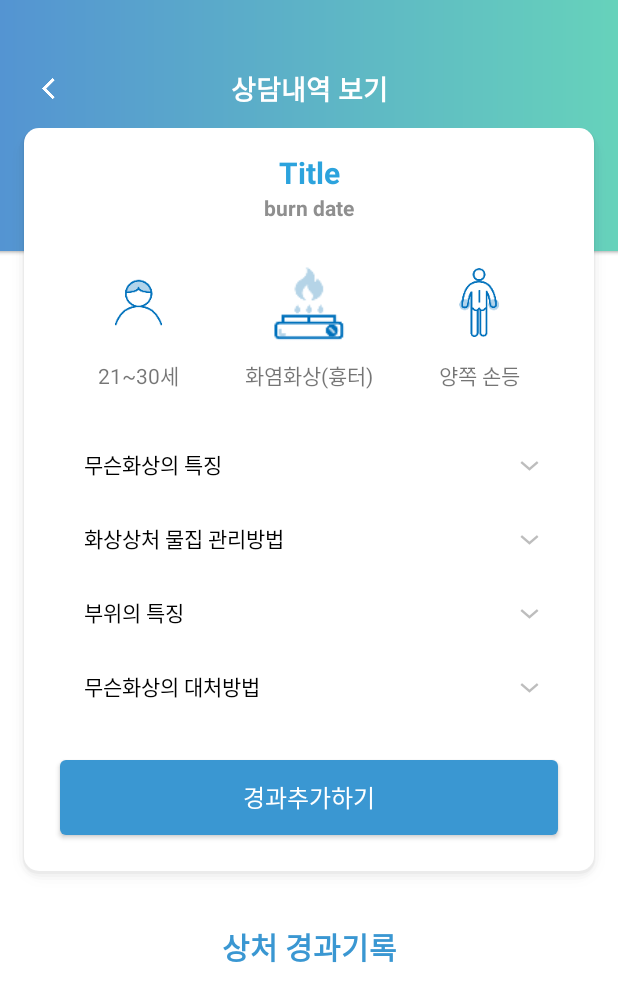
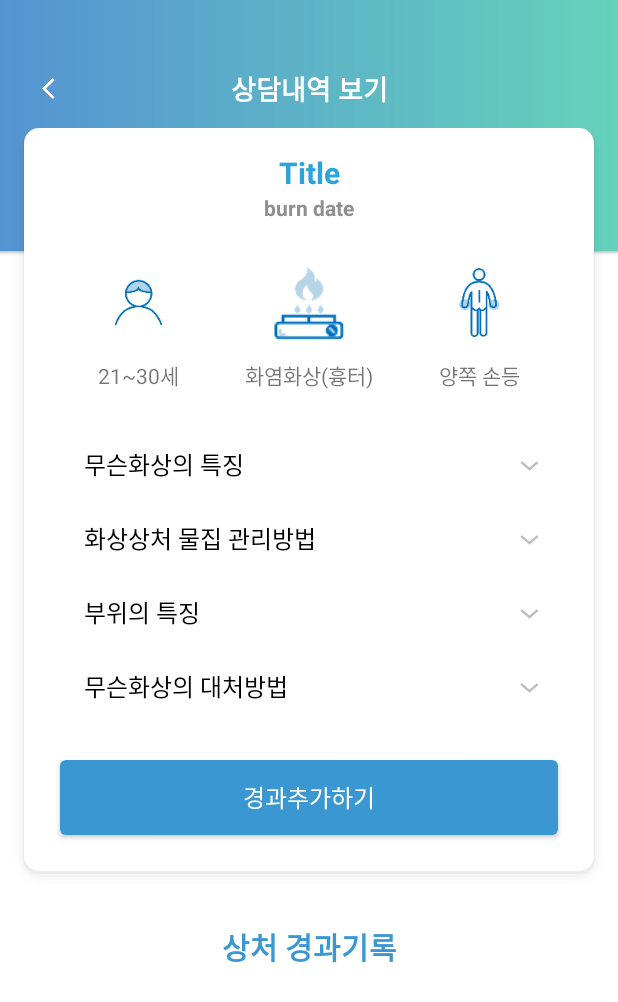
Before and after one commit to min92822/WPiasApp1, an Android app: the MyQuestionDetailActivity screen opened directly, with no data from a screen before it, on a phone screen of 412 x 824 dp. Shown: the top 1002 px of the screen. Run offline under Robolectric (Android 15) with nearby library versions, the light colour scheme and no system bars; 6 statements that could not run were skipped.

Commit message:
위피아스♪

```diff
--- a/app/src/main/java/fineinsight/app/service/wpias/RootActivity.kt
+++ b/app/src/main/java/fineinsight/app/service/wpias/RootActivity.kt
@@ -1,18 +1,24 @@
 package fineinsight.app.service.wpias
 
+import android.R.color
+import android.app.Activity
 import android.app.Dialog
+import android.app.StatusBarManager
 import android.content.Context
 import android.graphics.Color
 import android.graphics.drawable.ColorDrawable
 import android.os.Build
 import android.os.Bundle
 import android.view.View
+import android.view.ViewGroup
 import android.view.Window
 import android.view.WindowManager
+import android.widget.LinearLayout
 import android.widget.ProgressBar
 import androidx.appcompat.app.AppCompatActivity
 import androidx.constraintlayout.widget.ConstraintLayout
 import kotlinx.android.synthetic.main.custom_alert.*
+
 
 open class RootActivity : AppCompatActivity() {
 
@@ -24,10 +30,24 @@ open class RootActivity : AppCompatActivity() {
 
     // 투명 상태바
     fun SetTransparentBar(){
-        window.decorView.systemUiVisibility = View.SYSTEM_UI_FLAG_LAYOUT_STABLE
-        window.setFlags(WindowManager.LayoutParams.FLAG_LAYOUT_NO_LIMITS, WindowManager.LayoutParams.FLAG_LAYOUT_NO_LIMITS)
-        window.addFlags(WindowManager.LayoutParams.FLAG_DRAWS_SYSTEM_BAR_BACKGROUNDS)
-        window.clearFlags(WindowManager.LayoutParams.FLAG_TRANSLUCENT_STATUS)
+
+        if (Build.VERSION.SDK_INT < Build.VERSION_CODES.KITKAT) {
+            return
+        }
+
+        if (Build.VERSION.SDK_INT >= Build.VERSION_CODES.LOLLIPOP) {
+            window.decorView.systemUiVisibility = View.SYSTEM_UI_FLAG_LAYOUT_FULLSCREEN
+            window.addFlags(WindowManager.LayoutParams.FLAG_DRAWS_SYSTEM_BAR_BACKGROUNDS)
+            window.clearFlags(WindowManager.LayoutParams.FLAG_TRANSLUCENT_STATUS)
+        } else if (Build.VERSION.SDK_INT >= Build.VERSION_CODES.KITKAT) {
+            window.addFlags(WindowManager.LayoutParams.FLAG_TRANSLUCENT_STATUS)
+        }
+
+        // 하단 네비게이션 바까지 투명해짐
+//        window.decorView.systemUiVisibility = View.SYSTEM_UI_FLAG_LAYOUT_STABLE
+//        window.setFlags(WindowManager.LayoutParams.FLAG_LAYOUT_NO_LIMITS, WindowManager.LayoutParams.FLAG_LAYOUT_NO_LIMITS)
+//        window.addFlags(WindowManager.LayoutParams.FLAG_DRAWS_SYSTEM_BAR_BACKGROUNDS)
+//        window.clearFlags(WindowManager.LayoutParams.FLAG_TRANSLUCENT_STATUS)
     }
 
     // 반투명 상태바
--- a/app/src/main/java/fineinsight/app/service/wpias/adapters/MyQuestionAdapter.kt
+++ b/app/src/main/java/fineinsight/app/service/wpias/adapters/MyQuestionAdapter.kt
@@ -43,7 +43,7 @@ class MyQuestionAdapter(var arr:ArrayList<QuestionInfo>, var activity: Activity)
 
         holder.wrapper.setOnClickListener {
 
-            activity.startActivity(Intent(activity, MyQuestionDetailActivity::class.java).setFlags(Intent.FLAG_ACTIVITY_SINGLE_TOP))
+            activity.startActivity(Intent(activity, MyQuestionDetailActivity::class.java).putExtra("myQuestion", arr[position]).setFlags(Intent.FLAG_ACTIVITY_SINGLE_TOP))
 
         }
 
--- a/app/src/main/java/fineinsight/app/service/wpias/dataClass/QuestionInfo.kt
+++ b/app/src/main/java/fineinsight/app/service/wpias/dataClass/QuestionInfo.kt
@@ -2,6 +2,7 @@ package fineinsight.app.service.wpias.dataClass
 
 import com.google.gson.annotations.Expose
 import com.google.gson.annotations.SerializedName
+import java.io.Serializable
 
 data class QuestionInfo (@SerializedName("QKEY") @Expose var qkey : String,
                          @SerializedName("TITLE") @Expose var title : String,
@@ -23,7 +24,7 @@ data class QuestionInfo (@SerializedName("QKEY") @Expose var qkey : String,
                          @SerializedName("IMAGEURL1") @Expose var imageurl1 : String,
                          @SerializedName("IMAGEURL2") @Expose var imageurl2 : String,
                          @SerializedName("CONTENTS") @Expose var contents : String,
-                         @SerializedName("DETAILNM") @Expose var detailnm : String)
+                         @SerializedName("DETAILNM") @Expose var detailnm : String) : Serializable
 
 /*
     QKEY		질문 KEY
--- a/app/src/main/java/fineinsight/app/service/wpias/restApi/ApiInterface.kt
+++ b/app/src/main/java/fineinsight/app/service/wpias/restApi/ApiInterface.kt
@@ -1,5 +1,6 @@
 package fineinsight.app.service.wpias.restApi
 
+import fineinsight.app.service.wpias.dataClass.MycaseInfo
 import fineinsight.app.service.wpias.dataClass.QuestionInfo
 import fineinsight.app.service.wpias.dataClass.UserInfo
 import retrofit2.Call
@@ -9,17 +10,20 @@ import retrofit2.http.POST
 
 interface ApiInterface {
 
+    // 회원정보조회
     @POST("https://wpias.azurewebsites.net/SELECT_USER")
     @FormUrlEncoded
     fun select_user(@FieldMap sql : Map<String, String>) : Call<ArrayList<UserInfo>>
 
+    // 사용자 질문조회
     @POST("https://wpias.azurewebsites.net/SELECT_MYQUESTION")
     @FormUrlEncoded
     fun select_myquestion(@FieldMap sql : Map<String, String>) : Call<ArrayList<QuestionInfo>>
 
+    // 사용자 질문케이스조회
     @POST("https://wpias.azurewebsites.net/SELECT_MYCASE")
     @FormUrlEncoded
-    fun select_mycase(@FieldMap sql : Map<String, String>) : Call<ArrayList<QuestionInfo>>
+    fun select_mycase(@FieldMap sql : Map<String, String>) : Call<ArrayList<MycaseInfo>>
 
 
 }
--- a/app/src/main/res/layout/activity_my_question_detail.xml
+++ b/app/src/main/res/layout/activity_my_question_detail.xml
@@ -190,6 +190,7 @@
                             android:dividerHeight="0dp"
                             android:layoutDirection="rtl"
                             android:listSelector="@android:color/transparent"
+                            android:scrollbars="none"
                             app:layout_constraintBottom_toBottomOf="parent"
                             app:layout_constraintTop_toTopOf="parent" />
 
--- a/app/src/main/res/layout/list_my_question_detail_group.xml
+++ b/app/src/main/res/layout/list_my_question_detail_group.xml
@@ -13,6 +13,8 @@
         android:gravity="center_vertical"
         android:padding="8dp"
         android:text="Title"
-        android:textColor="@color/black" />
+        android:textColor="@color/black"
+        android:textSize="16dp"
+        />
 
 </LinearLayout>
```
Also changed, not shown: app/src/main/java/fineinsight/app/service/wpias/MyQuestionDetailActivity.kt (+16 -0 lines), app/src/main/res/layout/list_my_question_detail_item.xml (+5 -4 lines).
